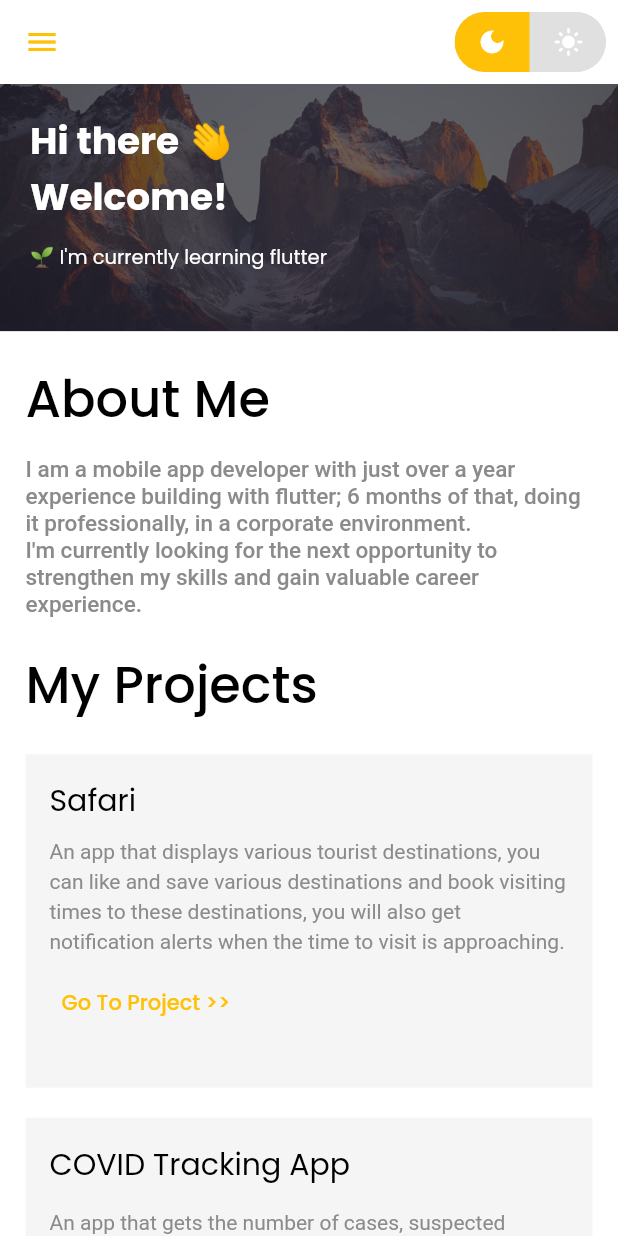
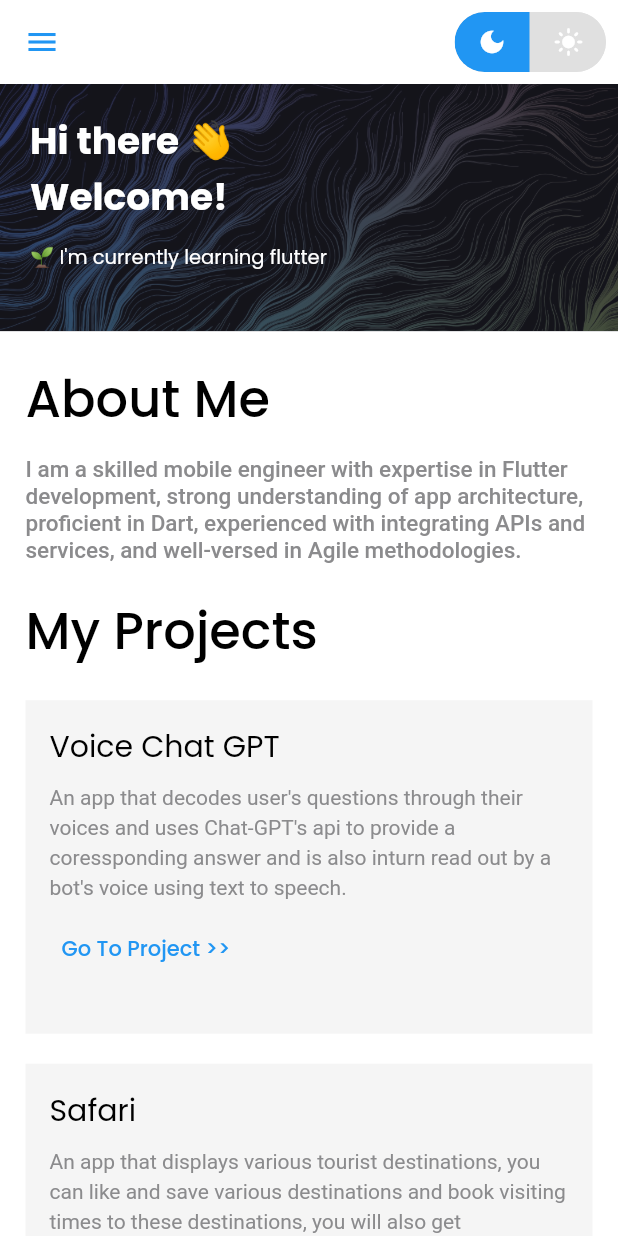
Before and after one commit to BishopSam/portfolio, a Flutter app: the screen it shows after launch, after a tap on the "menu" icon, after a tap on the "dark mode" icon, on a phone screen of 412 x 824 dp. Run offline on Flutter 3.47's test engine with Material 2 defaults, Android fonts, the phone set to English and light mode, and no system bars; drawn by our look-alikes of animated_text_kit, toggle_switch; our stand-ins replace flutter_svg, google_fonts.

Commit message:
updated portfolio

```diff
--- a/lib/src/constants/app_colors.dart
+++ b/lib/src/constants/app_colors.dart
@@ -1,6 +1,6 @@
 import 'package:flutter/material.dart';
 
-const primaryColor = Color(0xFFFFC107);
+const primaryColor = Colors.blue;
 const secondaryColor = Color(0xFF242430);
 const darkColor = Color(0xFF191923);
 const bodyTextColor = Color(0xFF8B8B8D);
--- a/lib/src/constants/projects_list.dart
+++ b/lib/src/constants/projects_list.dart
@@ -1,6 +1,12 @@
 import 'package:portfolio_app/src/models/project.dart';
 
 List<Project> kTestProjects = [
+  Project(
+    title: "Voice Chat GPT",
+    url: "https://github.com/BishopSam/chatgpt_clone",
+    description:
+        "An app that decodes user's questions through their voices and uses Chat-GPT's api to provide a coressponding answer and is also inturn read out by a bot's voice using text to speech.",
+  ),
   Project(
     title: "Safari",
     url: "https://github.com/BishopSam/safari",
@@ -8,12 +14,6 @@ List<Project> kTestProjects = [
         "An app that displays various tourist destinations, you can like and save various destinations and book visiting times to these destinations, you will also get notification alerts when the time to visit is approaching.",
   ),
   Project(
-    title: "COVID Tracking App",
-    url: "https://github.com/BishopSam/coronavirus_rest_api",
-    description:
-        "An app that gets the number of cases, suspected cases, confirmed cases , deaths and recoveries from a RESTApi. ",
-  ),
-  Project(
       title: "Dietri",
       url: "https://github.com/DietriStartup/mobile",
       description:
--- a/lib/src/home/side_menu/side_menu.dart
+++ b/lib/src/home/side_menu/side_menu.dart
@@ -16,7 +16,6 @@ class SideMenu extends StatelessWidget {
 
   @override
   Widget build(BuildContext context) {
-
     //? move to controller class in the future when using riverpod for state management
     void launchURL(String? url) async {
       if (url != null) {
@@ -45,7 +44,7 @@ class SideMenu extends StatelessWidget {
               Flexible(
                 fit: FlexFit.loose,
                 child: Padding(
-                  padding: const EdgeInsets.all(Sizes.p20),
+                  padding: const EdgeInsets.all(Sizes.p12),
                   child: Column(
                     mainAxisSize: MainAxisSize.min,
                     children: [
@@ -56,10 +55,6 @@ class SideMenu extends StatelessWidget {
                       const BioText(
                         title: "City",
                         text: "Owerri/Abuja",
-                      ),
-                      const BioText(
-                        title: "Slack",
-                        text: "Bishopeze",
                       ),
                       const BioText(
                         title: "Email",
@@ -73,7 +68,8 @@ class SideMenu extends StatelessWidget {
                       gapH12,
                       TextButton(
                         onPressed: () {
-                          showNotImplementedAlertDialog(context: context);
+                          launchURL(
+                              "https://drive.google.com/file/d/12LvHHWvgXjkrSa1zBtW-yRohA7F-e01P/view?usp=sharing");
                         },
                         child: FittedBox(
                           child: Row(
--- a/lib/src/home/side_menu/widgets/bio_text.dart
+++ b/lib/src/home/side_menu/widgets/bio_text.dart
@@ -24,7 +24,7 @@ class BioText extends StatelessWidget {
                 .subtitle2!
                 .copyWith(fontWeight: FontWeight.w500),
           ),
-          gapW16,
+          gapW12,
           Expanded(
               child: Text(
             text!,
--- a/lib/src/home/side_menu/widgets/personal_info.dart
+++ b/lib/src/home/side_menu/widgets/personal_info.dart
@@ -18,7 +18,7 @@ class PersonalInfo extends StatelessWidget {
               radius: 50,
               backgroundColor: Theme.of(context).canvasColor,
               backgroundImage:
-                  const AssetImage("assets/images/profile_pic.jpg"),
+                  const AssetImage("assets/images/profile.jpg"),
             ),
             const Spacer(),
             Text(
--- a/lib/src/home/side_menu/widgets/soft_skills.dart
+++ b/lib/src/home/side_menu/widgets/soft_skills.dart
@@ -22,6 +22,7 @@ class SoftSkills extends StatelessWidget {
         ),
         const SoftSkillsText(text: "Riverpod"),
         const SoftSkillsText(text: "Provider"),
+        const SoftSkillsText(text: "Bloc"),
         const SoftSkillsText(text: "MVVM Architecture"),
         const SoftSkillsText(text: "Organization"),
         const SoftSkillsText(text: "Time Management"),
--- a/lib/src/home/widgets/home_header.dart
+++ b/lib/src/home/widgets/home_header.dart
@@ -17,7 +17,7 @@ class HomeBanner extends StatelessWidget {
         fit: StackFit.expand,
         children: [
           Image.asset(
-            "assets/images/bg.jpeg",
+            "assets/images/bg2.jpg",
             fit: BoxFit.cover,
           ),
           Container(color: bgColor.withOpacity(0.66)),
--- a/lib/src/home/widgets/projects_grid_view.dart
+++ b/lib/src/home/widgets/projects_grid_view.dart
@@ -23,7 +23,7 @@ class MyProjects extends StatelessWidget {
         ),
         gapH12,
         Text(
-          "I am a mobile app developer with just over a year experience building with flutter; 6 months of that, doing it professionally, in a corporate environment. \nI'm currently looking for the next opportunity to strengthen my skills and gain valuable career experience.",
+          "I am a skilled mobile engineer with expertise in Flutter development, strong understanding of app architecture, proficient in Dart, experienced with integrating APIs and services, and well-versed in Agile methodologies.",
           style: Theme.of(context).textTheme.bodyText1!.copyWith(fontSize: 15),
         ),
         gapH20,
```
Also changed, not shown: assets/images/IMG_7344.jpg (deleted), assets/images/bg2.jpg (added), assets/images/profile.jpg (added).
